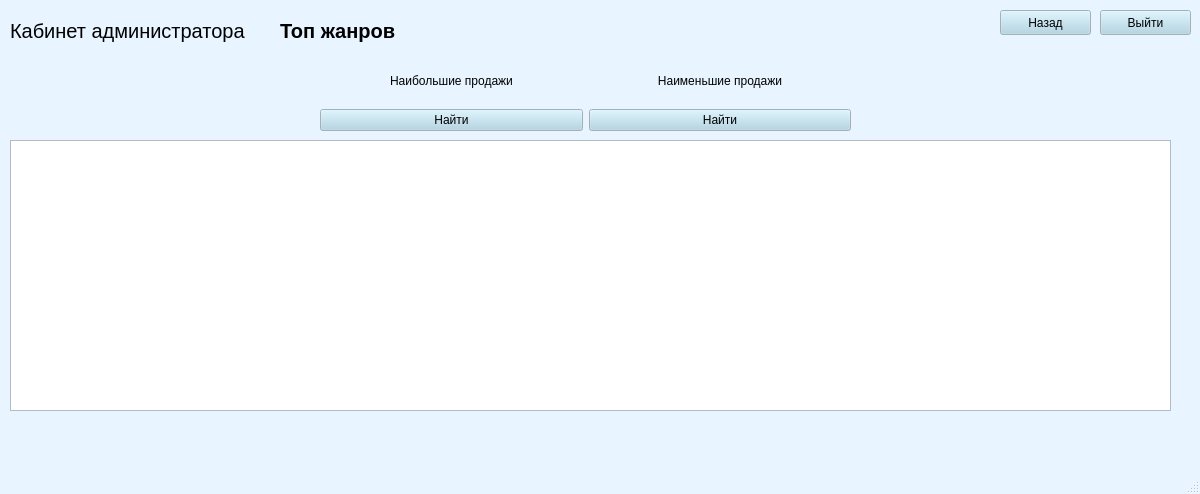
The window that windows/admin_menu_artwork_topgenres.ui (KristinaBu/aisDB) describes before a commit, drawn with Qt 5.
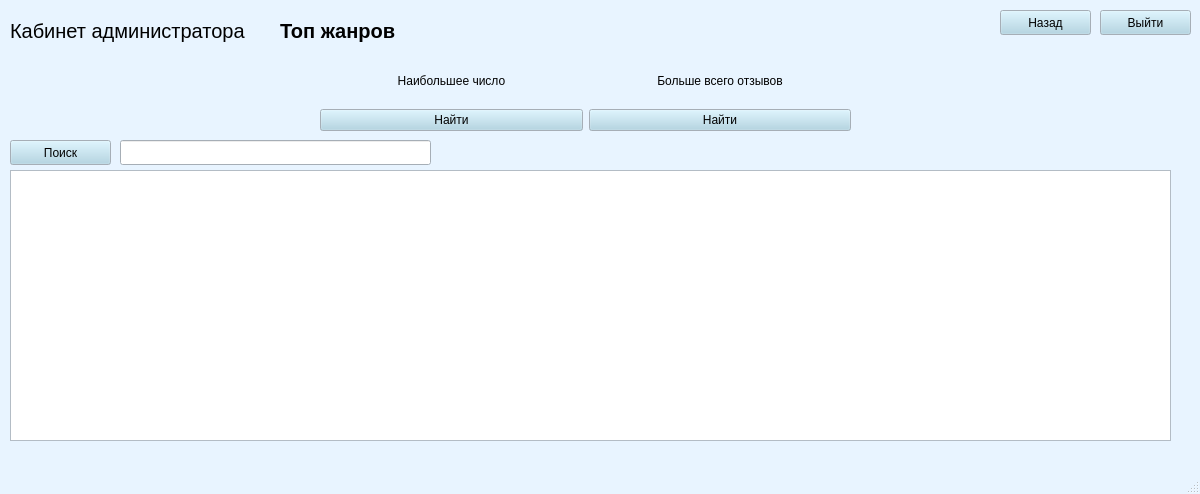
The same window after the commit.

Patch:
```diff
--- a/windows/admin_menu_artwork_topgenres.ui
+++ b/windows/admin_menu_artwork_topgenres.ui
@@ -515,7 +515,7 @@
      <item row="1" column="0">
       <widget class="QLabel" name="label_4">
        <property name="text">
-        <string>&lt;html&gt;&lt;head/&gt;&lt;body&gt;&lt;p align=&quot;center&quot;&gt;Наибольшие продажи&lt;/p&gt;&lt;/body&gt;&lt;/html&gt;</string>
+        <string>&lt;html&gt;&lt;head/&gt;&lt;body&gt;&lt;p align=&quot;center&quot;&gt;Наибольшее число&lt;/p&gt;&lt;/body&gt;&lt;/html&gt;</string>
        </property>
       </widget>
      </item>
@@ -529,7 +529,7 @@
      <item row="1" column="1">
       <widget class="QLabel" name="label_3">
        <property name="text">
-        <string>&lt;html&gt;&lt;head/&gt;&lt;body&gt;&lt;p align=&quot;center&quot;&gt;Наименьшие продажи&lt;/p&gt;&lt;/body&gt;&lt;/html&gt;</string>
+        <string>&lt;html&gt;&lt;head/&gt;&lt;body&gt;&lt;p align=&quot;center&quot;&gt;Больше всего отзывов&lt;/p&gt;&lt;/body&gt;&lt;/html&gt;</string>
        </property>
       </widget>
      </item>
@@ -655,7 +655,7 @@
     <property name="geometry">
      <rect>
       <x>10</x>
-      <y>140</y>
+      <y>170</y>
       <width>1161</width>
       <height>271</height>
      </rect>
@@ -687,6 +687,29 @@
      <string>Назад</string>
     </property>
    </widget>
+   <widget class="QPushButton" name="alf_find_2">
+    <property name="geometry">
+     <rect>
+      <x>10</x>
+      <y>140</y>
+      <width>101</width>
+      <height>25</height>
+     </rect>
+    </property>
+    <property name="text">
+     <string>Поиск</string>
+    </property>
+   </widget>
+   <widget class="QLineEdit" name="lineEdit">
+    <property name="geometry">
+     <rect>
+      <x>120</x>
+      <y>140</y>
+      <width>311</width>
+      <height>25</height>
+     </rect>
+    </property>
+   </widget>
   </widget>
   <widget class="QMenuBar" name="menubar">
    <property name="geometry">
```
Left out of the diff: 8 changed lines with no effect on the pictures.
